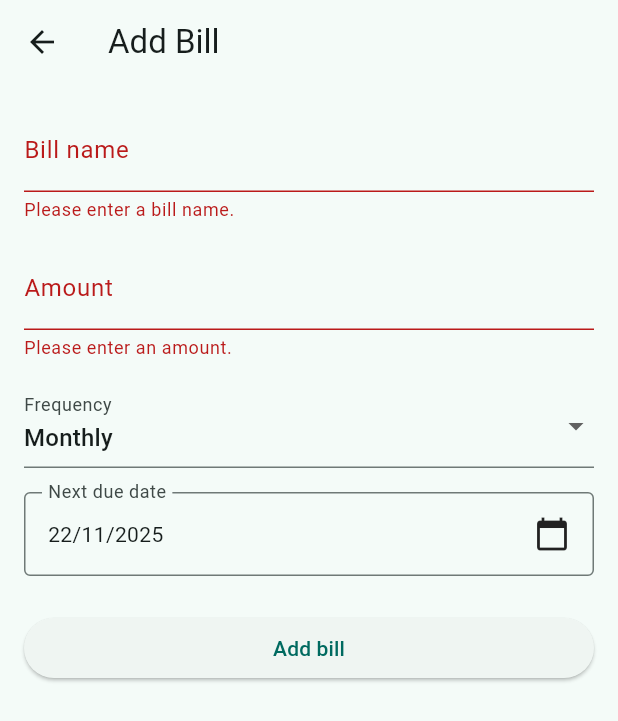
After one commit to Parth-Patel01/BillBucket, a Flutter app: the AddEditBillScreen screen opened directly, after a tap on "Add bill", on a phone screen of 412 x 824 dp. The commit adds this screen. Shown: the top 721 px of the screen. Run offline on Flutter 3.47's test engine with Material 3 defaults, Android fonts, the phone set to English and light mode, and no system bars; our stand-ins replace hive, hive_flutter; accounts and stored records are empty; generated files the repository leaves out were written again.

Commit message:
feat: add Add/Edit Bill screen with form validation and FAB navigation

```diff
--- /dev/null
+++ b/lib/screens/add_edit_bill_screen.dart
@@ -0,0 +1,248 @@
+import 'package:flutter/material.dart';
+import 'package:provider/provider.dart';
+
+import '../models/bill.dart';
+import '../providers/bill_provider.dart';
+
+/// Screen used for both creating a new bill and editing an existing one.
+///
+/// If [existingBill] is null → "Add Bill" mode.
+/// If [existingBill] is provided → "Edit Bill" mode.
+class AddEditBillScreen extends StatefulWidget {
+  const AddEditBillScreen({
+    super.key,
+    this.existingBill,
+  });
+
+  final Bill? existingBill;
+
+  @override
+  State<AddEditBillScreen> createState() => _AddEditBillScreenState();
+}
+
+class _AddEditBillScreenState extends State<AddEditBillScreen> {
+  final _formKey = GlobalKey<FormState>();
+
+  late TextEditingController _nameController;
+  late TextEditingController _amountController;
+
+  BillFrequency _selectedFrequency = BillFrequency.monthly;
+  DateTime? _selectedNextDueDate;
+
+  bool get _isEditMode => widget.existingBill != null;
+
+  @override
+  void initState() {
+    super.initState();
+
+    // If editing, prefill the form with existing values; otherwise defaults.
+    final existing = widget.existingBill;
+    _nameController = TextEditingController(text: existing?.name ?? '');
+    _amountController = TextEditingController(
+      text: existing != null ? existing.amount.toStringAsFixed(2) : '',
+    );
+    _selectedFrequency = existing?.frequency ?? BillFrequency.monthly;
+    _selectedNextDueDate = existing?.nextDueDate ?? DateTime.now();
+  }
+
+  @override
+  void dispose() {
+    _nameController.dispose();
+    _amountController.dispose();
+    super.dispose();
+  }
+
+  /// Opens the date picker for selecting the next due date.
+  Future<void> _pickNextDueDate() async {
+    final initialDate = _selectedNextDueDate ?? DateTime.now();
+    final now = DateTime.now();
+
+    final picked = await showDatePicker(
+      context: context,
+      initialDate: initialDate,
+      firstDate: DateTime(now.year - 1),
+      lastDate: DateTime(now.year + 5),
+    );
+
+    if (picked != null) {
+      setState(() {
+        _selectedNextDueDate = picked;
+      });
+    }
+  }
+
+  /// Validates form and either creates a new bill or updates an existing one.
+  Future<void> _save() async {
+    final form = _formKey.currentState;
+    if (form == null) return;
+
+    if (!form.validate()) {
+      return; // Invalid input → do not proceed.
+    }
+
+    if (_selectedNextDueDate == null) {
+      ScaffoldMessenger.of(context).showSnackBar(
+        const SnackBar(content: Text('Please select a next due date.')),
+      );
+      return;
+    }
+
+    final billProvider = context.read<BillProvider>();
+
+    final name = _nameController.text.trim();
+    final parsedAmount = double.tryParse(_amountController.text.trim());
+
+    if (parsedAmount == null || parsedAmount <= 0) {
+      ScaffoldMessenger.of(context).showSnackBar(
+        const SnackBar(content: Text('Please enter a valid amount.')),
+      );
+      return;
+    }
+
+    if (_isEditMode) {
+      final existing = widget.existingBill!;
+      // Use provider helper to update specific fields.
+      await billProvider.updateBillFields(
+        existing.id,
+        name: name,
+        amount: parsedAmount,
+        frequency: _selectedFrequency,
+        nextDueDate: _selectedNextDueDate!,
+      );
+    } else {
+      // Create a new bill.
+      await billProvider.addBill(
+        name: name,
+        amount: parsedAmount,
+        frequency: _selectedFrequency,
+        nextDueDate: _selectedNextDueDate!,
+      );
+    }
+
+    if (mounted) {
+      Navigator.of(context).pop(); // Go back after saving.
+    }
+  }
+
+  @override
+  Widget build(BuildContext context) {
+    final title = _isEditMode ? 'Edit Bill' : 'Add Bill';
+
+    return Scaffold(
+      appBar: AppBar(
+        title: Text(title),
+      ),
+      body: SafeArea(
+        child: Padding(
+          padding: const EdgeInsets.all(16.0),
+          child: Form(
+            key: _formKey,
+            child: ListView(
+              children: [
+                // Bill name
+                TextFormField(
+                  controller: _nameController,
+                  decoration: const InputDecoration(
+                    labelText: 'Bill name',
+                    hintText: 'e.g. Car Insurance',
+                  ),
+                  textInputAction: TextInputAction.next,
+                  validator: (value) {
+                    if (value == null || value.trim().isEmpty) {
+                      return 'Please enter a bill name.';
+                    }
+                    if (value.trim().length < 3) {
+                      return 'Name should be at least 3 characters.';
+                    }
+                    return null;
+                  },
+                ),
+                const SizedBox(height: 16),
+
+                // Amount
+                TextFormField(
+                  controller: _amountController,
+                  decoration: const InputDecoration(
+                    labelText: 'Amount',
+                    hintText: 'e.g. 120.50',
+                    prefixText: '\$',
+                  ),
+                  keyboardType:
+                  const TextInputType.numberWithOptions(decimal: true),
+                  textInputAction: TextInputAction.next,
+                  validator: (value) {
+                    if (value == null || value.trim().isEmpty) {
+                      return 'Please enter an amount.';
+                    }
+                    final parsed = double.tryParse(value.trim());
+                    if (parsed == null || parsed <= 0) {
+                      return 'Please enter a valid positive number.';
+                    }
+                    return null;
+                  },
+                ),
+                const SizedBox(height: 16),
+
+                // Frequency dropdown
+                DropdownButtonFormField<BillFrequency>(
+                  value: _selectedFrequency,
+                  decoration: const InputDecoration(
+                    labelText: 'Frequency',
+                  ),
+                  items: BillFrequency.values.map((freq) {
+                    return DropdownMenuItem(
+                      value: freq,
+                      child: Text(Bill.frequencyLabel(freq)),
+                    );
+                  }).toList(),
+                  onChanged: (newValue) {
+                    if (newValue == null) return;
+                    setState(() {
+                      _selectedFrequency = newValue;
+                    });
+                  },
+                ),
+                const SizedBox(height: 16),
+
+                // Next due date picker
+                InkWell(
+                  onTap: _pickNextDueDate,
+                  borderRadius: BorderRadius.circular(8),
+                  child: InputDecorator(
+                    decoration: const InputDecoration(
+                      labelText: 'Next due date',
+                      border: OutlineInputBorder(),
+                    ),
+                    child: Row(
+                      mainAxisAlignment: MainAxisAlignment.spaceBetween,
+                      children: [
+                        Text(
+                          _selectedNextDueDate == null
+                              ? 'Select date'
+                              : '${_selectedNextDueDate!.day.toString().padLeft(2, '0')}/'
+                              '${_selectedNextDueDate!.month.toString().padLeft(2, '0')}/'
+                              '${_selectedNextDueDate!.year}',
+                        ),
+                        const Icon(Icons.calendar_today),
+                      ],
+                    ),
+                  ),
+                ),
+                const SizedBox(height: 24),
+
+                // Save button
+                SizedBox(
+                  width: double.infinity,
+                  child: ElevatedButton(
+                    onPressed: _save,
+                    child: Text(_isEditMode ? 'Save changes' : 'Add bill'),
+                  ),
+                ),
+              ],
+            ),
+          ),
+        ),
+      ),
+    );
+  }
+}
--- a/lib/screens/dashboard_screen.dart
+++ b/lib/screens/dashboard_screen.dart
@@ -3,6 +3,8 @@ import 'package:provider/provider.dart';
 
 import '../providers/bill_provider.dart';
 import '../models/bill.dart';
+import 'add_edit_bill_screen.dart';
+
 
 /// Initial dashboard screen.
 ///
@@ -24,13 +26,22 @@ class DashboardScreen extends StatelessWidget {
       appBar: AppBar(
         title: const Text('Bill Bucket Dashboard'),
       ),
+      floatingActionButton: FloatingActionButton(
+        onPressed: () {
+          Navigator.of(context).push(
+            MaterialPageRoute(
+              builder: (_) => const AddEditBillScreen(),
+            ),
+          );
+        },
+        child: const Icon(Icons.add),
+      ),
       body: Padding(
         padding: const EdgeInsets.all(16.0),
         child: billProvider.isInitialized
             ? Column(
           crossAxisAlignment: CrossAxisAlignment.start,
           children: [
-            // High-level summary
             _SummaryCard(
               totalMonthly: totalMonthly,
               weeklyTransfer: weeklyTransfer,
@@ -45,7 +56,7 @@ class DashboardScreen extends StatelessWidget {
               child: bills.isEmpty
                   ? const Center(
                 child: Text(
-                  'No bills added yet.\nYou will add them in the next step.',
+                  'No bills added yet.\nTap the + button to add your first bill.',
                   textAlign: TextAlign.center,
                 ),
               )
```
